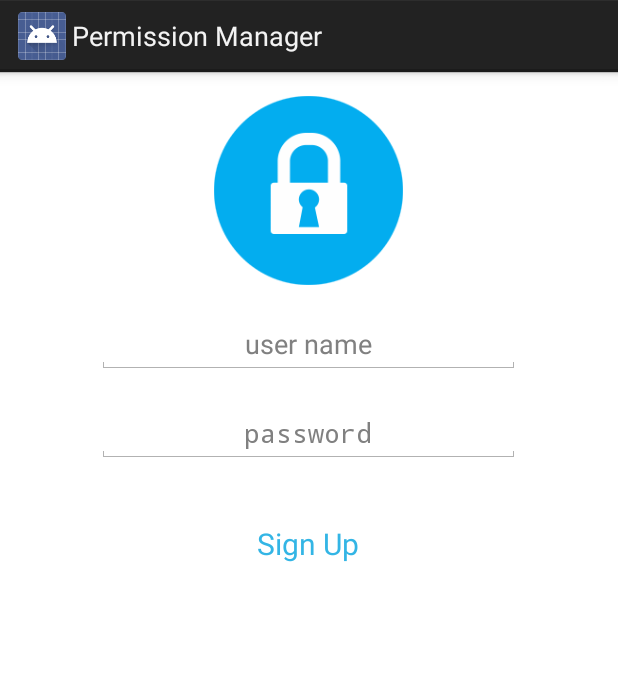
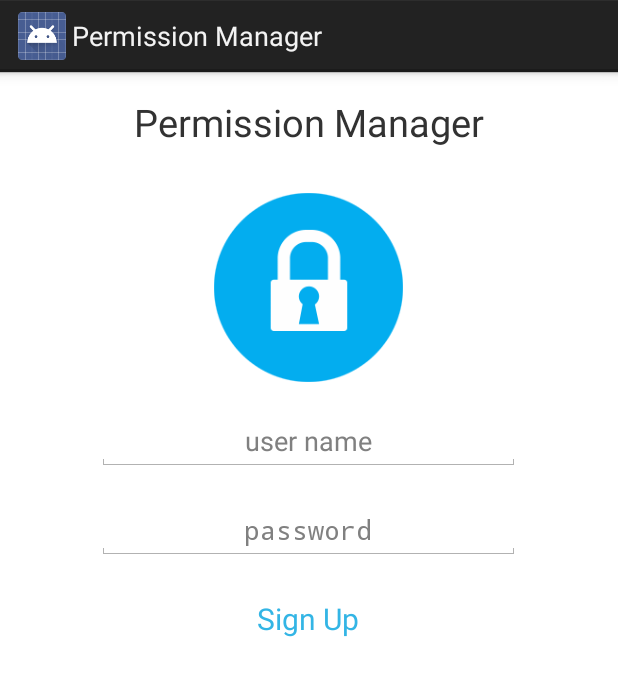
Before and after one commit to yuzhangcmu/Facebook_Permission_Manage, an Android app: the layout activity_signup.xml on its own in the app's theme, with its tools: preview values and no code run, on a phone screen of 412 x 824 dp. Shown: the top 676 px of the screen. Run offline under Robolectric (Android 15) with nearby library versions, the phone set to English and light mode, and no system bars.

Commit message:
user interface.

```diff
--- a/app/src/main/res/layout/activity_signin.xml
+++ b/app/src/main/res/layout/activity_signin.xml
@@ -65,7 +65,7 @@
         android:id="@+id/sign_in_button"
         android:layout_width="278dp"
         android:layout_height="wrap_content"
-        android:layout_marginTop="30dp"
+        android:layout_marginTop="15dp"
         android:background="@drawable/text_view_bar"
         android:textSize="20sp"
         android:textColor="#33B5E5"
--- a/app/src/main/res/layout/activity_signup.xml
+++ b/app/src/main/res/layout/activity_signup.xml
@@ -27,6 +27,14 @@
         android:layout_height="wrap_content"
         android:orientation="vertical">
 
+        <TextView
+            android:layout_width="wrap_content"
+            android:layout_height="wrap_content"
+            android:text="Permission Manager"
+            android:id="@+id/textView"
+            android:textSize="25dp"
+            android:paddingBottom="30dp"
+            android:layout_gravity="center_horizontal" />
 
         <ImageView
             android:id="@+id/app_pic"
@@ -68,7 +76,7 @@
             android:id="@+id/sign_up_button"
             android:layout_width="278dp"
             android:layout_height="wrap_content"
-            android:layout_marginTop="30dp"
+            android:layout_marginTop="15dp"
             android:background="@drawable/text_view_bar"
             android:layout_gravity="center"
             android:textColor="#33B5E5"
--- a/app/src/main/res/layout/fragment_setting.xml
+++ b/app/src/main/res/layout/fragment_setting.xml
@@ -7,7 +7,7 @@
 <RelativeLayout
         android:layout_width="match_parent"
         android:layout_height="wrap_content"
-        android:background="#FF9900" >
+        android:background="#33B5E5" >
 
         <TextView
             android:id="@+id/setting"
```
